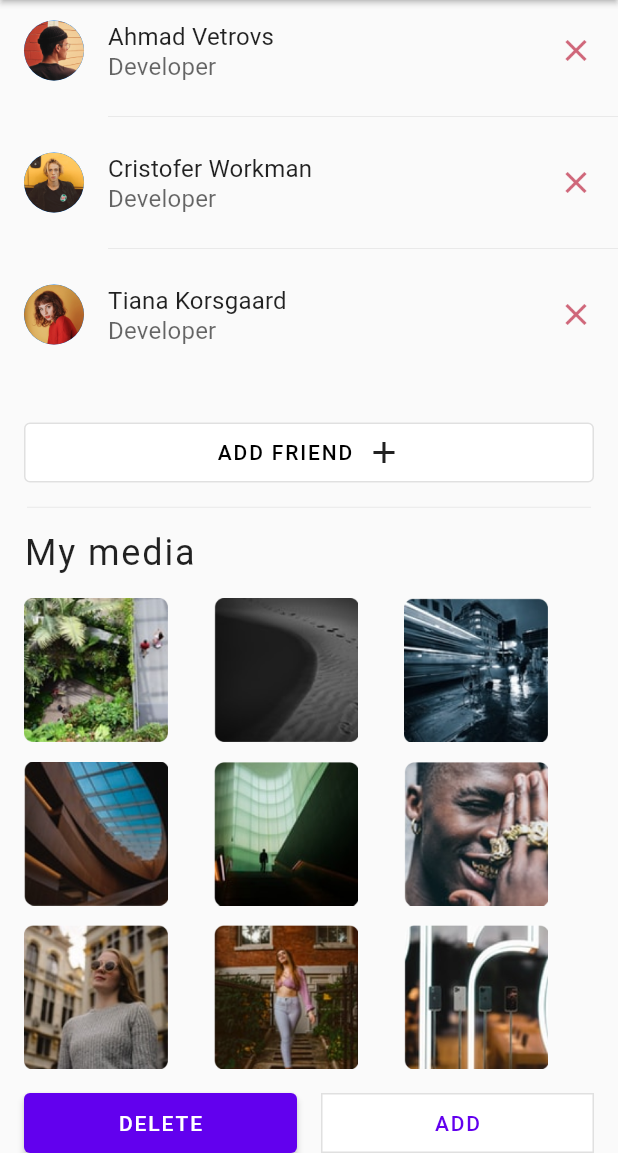
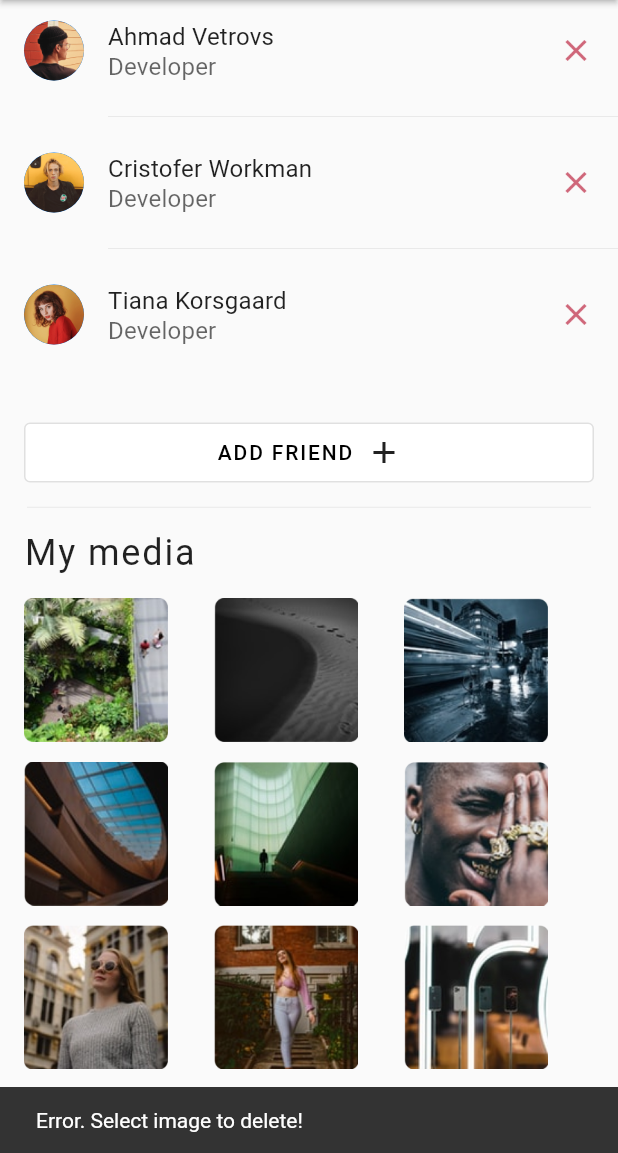
Before and after one commit to akiev33/flutter_project_30, a Flutter app: the screen it shows after launch, scrolled down 474 dp, after a tap on "DELETE", on a phone screen of 412 x 824 dp, the part 83-1236 px from its top. Run offline on Flutter 3.47's test engine with Material 2 defaults, Android fonts, the phone set to English and light mode, and no system bars.

```diff
--- a/lib/social_screen/widget/media_section.dart
+++ b/lib/social_screen/widget/media_section.dart
@@ -22,6 +22,12 @@ class GridSectionWidget extends StatefulWidget {
 
 class _GridSectionWidgetState extends State<GridSectionWidget> {
   final List<int> indexes = [];
+
+  @override
+  void didUpdateWidget(covariant GridSectionWidget oldWidget) {
+    indexes.clear();
+    super.didUpdateWidget(oldWidget);
+  }
 
   @override
   Widget build(BuildContext context) {
@@ -70,6 +76,13 @@ class _GridSectionWidgetState extends State<GridSectionWidget> {
                     style: ElevatedButton.styleFrom(
                         backgroundColor: AppColors.color6200EE),
                     onPressed: () {
+                      if (indexes.isEmpty) {
+                        ScaffoldMessenger.of(context).showSnackBar(
+                          const SnackBar(
+                            content: Text('Error. Select image to delete!'),
+                          ),
+                        );
+                      }
                       widget.onDelete(indexes);
                     },
                     child: Text(
```
